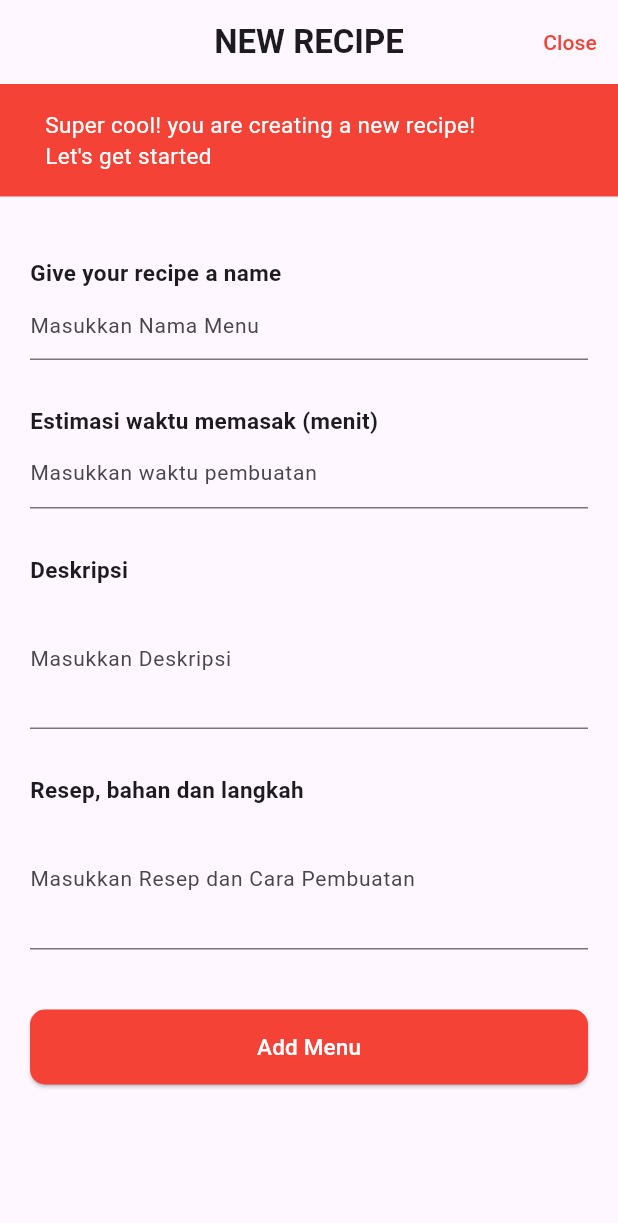
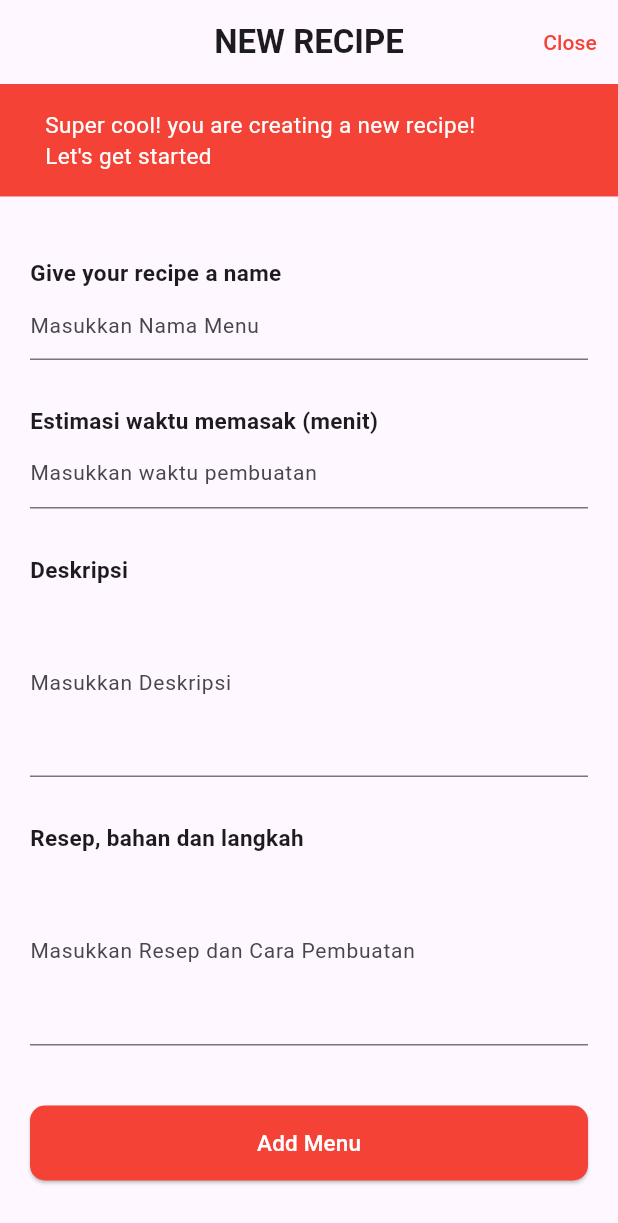
Before and after one commit to IkyyAhsan/LearningX_1B_Rizky-Ahsan-Syarif_Tugas_3-2, a Flutter app: the screen it shows after launch, on a phone screen of 412 x 824 dp. Shown: the top 1223 px of the screen. Run offline on Flutter 3.47's test engine with Material 3 defaults, Android fonts, the phone set to English and light mode, and no system bars.

Commit message:
first commit

```diff
--- a/lib/main.dart
+++ b/lib/main.dart
@@ -50,70 +50,49 @@ class MyApp extends StatelessWidget {
               ),
             ),
             const SizedBox(height: 40),
-            const Padding(
-                padding: EdgeInsets.only(left: 20, right: 20),
+            Padding(
+              padding: const EdgeInsets.only(left: 20, right: 20),
                 child: Column(
                   crossAxisAlignment: CrossAxisAlignment.start,
                   children: [
-                    Text(
+                    const Text(
                       "Give your recipe a name",
                       style: TextStyle(fontSize: 15, fontWeight: FontWeight.bold),
                     ),
-                    TextField(
+                    const TextField(
                       style: TextStyle(height: 2),
                       decoration: InputDecoration(
                         hintText: 'Masukkan Nama Menu',
                         hintStyle: TextStyle(fontSize: 14), // Set font size for hint text
                       ),
                     ),
-                  ],
-                )),
-            const SizedBox(height: 30),
-            const Padding(
-                padding: EdgeInsets.only(left: 20, right: 20),
-                child: Column(
-                  crossAxisAlignment: CrossAxisAlignment.start,
-                  children: [
-                    Text("Estimasi waktu memasak (menit)",
+                    const SizedBox(height: 30),
+                    const Text("Estimasi waktu memasak (menit)",
                       style: TextStyle(fontSize: 15, fontWeight: FontWeight.bold),
                     ),
-                    TextField(
+                    const TextField(
                       decoration: InputDecoration(
                         hintText: 'Masukkan waktu pembuatan',
                         hintStyle: TextStyle(fontSize: 14), // Set font size for hint text
                       ),
                     ),
-                  ],
-                )),
-            const SizedBox(height: 30),
-            const Padding(
-                padding: EdgeInsets.only(left: 20, right: 20),
-                child: Column(
-                  crossAxisAlignment: CrossAxisAlignment.start,
-                  children: [
-                    Text("Deskripsi",
+                    const SizedBox(height: 30),
+                    const Text("Deskripsi",
                       style: TextStyle(fontSize: 15, fontWeight: FontWeight.bold),
                     ),
-                    TextField(
-                      style: TextStyle(height: 5),
+                    const TextField(
+                      style: TextStyle(height: 7),
                       decoration: InputDecoration(
                         hintText: 'Masukkan Deskripsi',
                         hintStyle: TextStyle(fontSize: 14), // Set font size for hint text
                       ),
                     ),
-                  ],
-                )),
-            const SizedBox(height: 30),
-            Padding(
-                padding: const EdgeInsets.only(left: 20, right: 20),
-                child: Column(
-                  crossAxisAlignment: CrossAxisAlignment.start,
-                  children: [
+                    const SizedBox(height: 30),
                     const Text("Resep, bahan dan langkah",
                       style: TextStyle(fontSize: 15, fontWeight: FontWeight.bold),
                     ),
                     const TextField(
-                      style: TextStyle(height: 5),
+                      style: TextStyle(height: 7),
                       decoration: InputDecoration(
                         hintText: 'Masukkan Resep dan Cara Pembuatan',
                         hintStyle: TextStyle(fontSize: 14), // Set font size for hint text
@@ -129,11 +108,17 @@ class MyApp extends StatelessWidget {
                             backgroundColor: Colors.red,
                             shape: RoundedRectangleBorder(
                                 borderRadius: BorderRadius.circular(10))),
-                        child: const Text('Add Menu', style: TextStyle(color: Colors.white, fontSize: 15)),
+                        child: const Text('Add Menu',
+                          style: TextStyle(
+                            color: Colors.white,
+                            fontSize: 15
+                          )
+                        ),
                       ),
-                    )
+                    ),
                   ],
-                )),
+                )
+            ),
           ],
         ),
       ),
```
